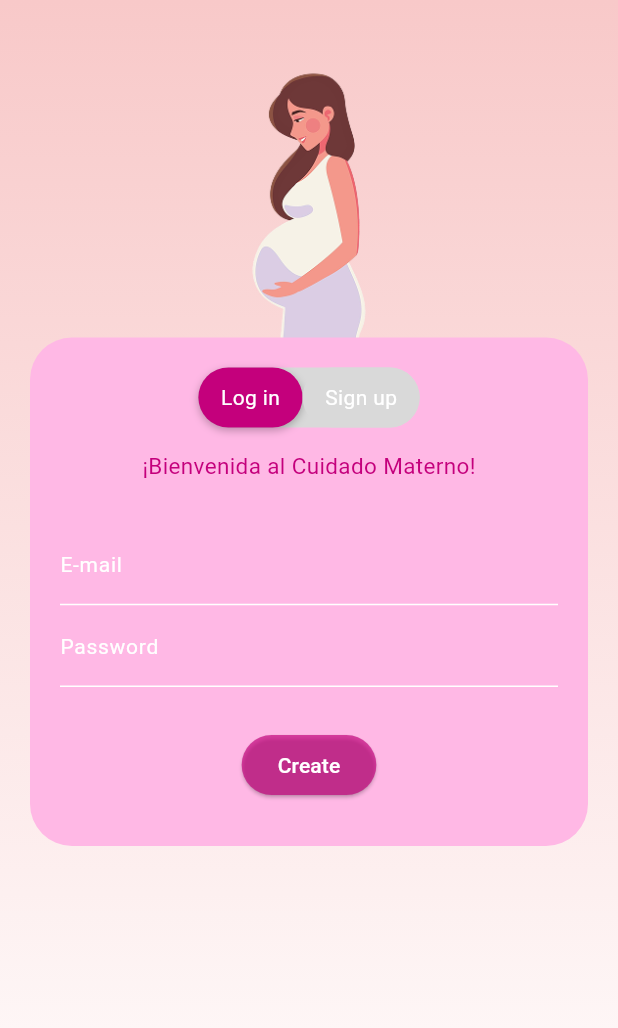
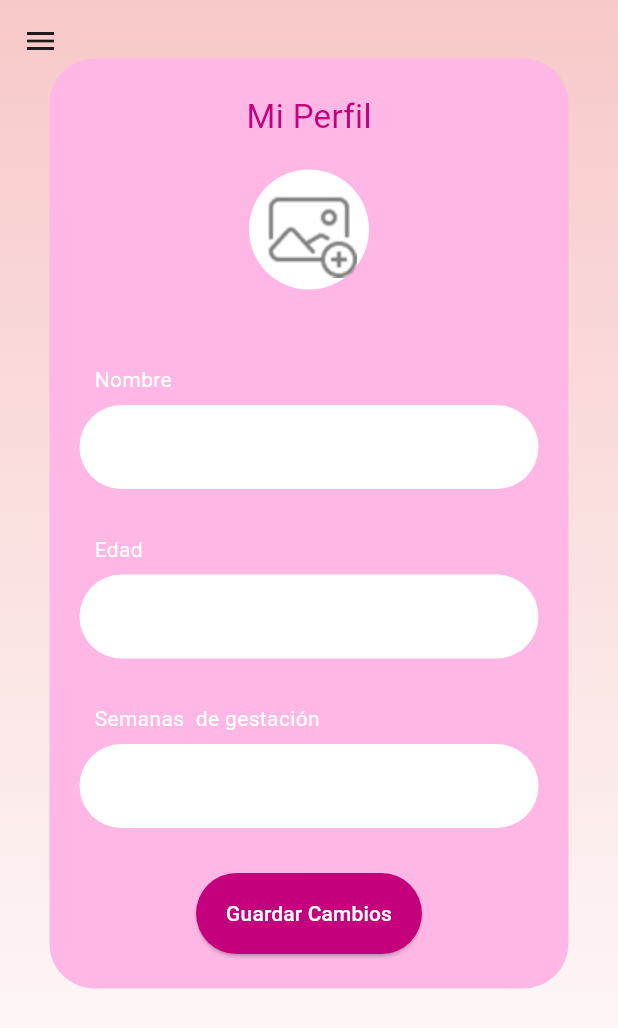
Before and after one commit to ilson28/maternal_care, a Flutter app: the screen it shows after launch, on a phone screen of 412 x 824 dp. Shown: the top 1028 px of the screen. Run offline on Flutter 3.47's test engine with Material 3 defaults, Android fonts, the phone set to English and light mode, and no system bars; our stand-ins replace google_fonts; Roboto replaces fonts that are missing (Inclusive Sans, Inder).

Commit message:
feat(profile): add screen profile.

```diff
--- a/lib/myApp.dart
+++ b/lib/myApp.dart
@@ -1,4 +1,5 @@
 import 'package:flutter/material.dart';
+import 'package:maternalcare/screens/profile.dart';
 
 import 'package:maternalcare/screens/welcome.dart';
 import 'package:maternalcare/widgets/login_signup.dart';
@@ -18,11 +19,7 @@ class MyApp extends StatelessWidget {
         primarySwatch: Colors.blue,
       ),
       // A widget which will be started on application startup
-      home: Scaffold(
-        body: LoginSignup(
-          type: "create",
-        ),
-      ),
+      home: Scaffold(body: Profile()),
     );
   }
 }
--- /dev/null
+++ b/lib/screens/profile.dart
@@ -0,0 +1,135 @@
+import 'package:flutter/material.dart';
+import 'package:google_fonts/google_fonts.dart';
+import 'package:maternalcare/utils/appColors.dart';
+
+class Profile extends StatefulWidget {
+  const Profile({super.key});
+  _ProfileState createState() => _ProfileState();
+}
+
+class _ProfileState extends State<Profile> {
+  @override
+  Widget build(BuildContext context) {
+    return Container(
+      padding: const EdgeInsets.all(15),
+      width: double.infinity,
+      decoration: AppColors.backgroundApp,
+      child: Column(children: [
+        Row(
+          children: [
+            Icon(Icons.menu),
+          ],
+        ),
+        Padding(
+          padding: const EdgeInsets.symmetric(horizontal: 18),
+          child: Container(
+            width: double.infinity,
+            padding: EdgeInsets.symmetric(vertical: 23, horizontal: 20),
+            decoration: BoxDecoration(
+                borderRadius: BorderRadius.circular(30),
+                color: AppColors.secondary),
+            child: Column(
+              children: [
+                Text(
+                  "Mi Perfil",
+                  style: GoogleFonts.inder(
+                    color: AppColors.primary,
+                    fontSize: 22,
+                  ),
+                ),
+                SizedBox(height: 20),
+                Container(
+                  height: 80,
+                  width: 80,
+                  decoration: BoxDecoration(
+                    color: Colors.white,
+                    shape: BoxShape.circle,
+                  ),
+                  child: Image.asset("assets/icons/add_img.png"),
+                ),
+                Padding(
+                  padding: const EdgeInsets.only(left: 10, top: 50, bottom: 7),
+                  child: Row(
+                    children: [
+                      Text(
+                        "Nombre",
+                        style: GoogleFonts.inder(
+                          color: Colors.white,
+                          fontSize: 14,
+                        ),
+                      ),
+                    ],
+                  ),
+                ),
+                TextField(
+                  decoration: InputDecoration(
+                      filled: true,
+                      fillColor: Colors.white,
+                      border: OutlineInputBorder(
+                          borderSide: BorderSide.none,
+                          borderRadius: BorderRadius.circular(30))),
+                ),
+                Padding(
+                  padding: const EdgeInsets.only(left: 10, top: 30, bottom: 7),
+                  child: Row(
+                    children: [
+                      Text(
+                        "Edad",
+                        style: GoogleFonts.inder(
+                          color: Colors.white,
+                          fontSize: 14,
+                        ),
+                      ),
+                    ],
+                  ),
+                ),
+                TextField(
+                  decoration: InputDecoration(
+                      filled: true,
+                      fillColor: Colors.white,
+                      border: OutlineInputBorder(
+                          borderSide: BorderSide.none,
+                          borderRadius: BorderRadius.circular(30))),
+                ),
+                Padding(
+                  padding: const EdgeInsets.only(left: 10, top: 30, bottom: 7),
+                  child: Row(
+                    children: [
+                      Text(
+                        "Semanas  de gestación",
+                        style: GoogleFonts.inder(
+                          color: Colors.white,
+                          fontSize: 14,
+                        ),
+                      ),
+                    ],
+                  ),
+                ),
+                TextField(
+                  decoration: InputDecoration(
+                      filled: true,
+                      fillColor: Colors.white,
+                      border: OutlineInputBorder(
+                          borderSide: BorderSide.none,
+                          borderRadius: BorderRadius.circular(30))),
+                ),
+                SizedBox(height: 30),
+                ElevatedButton(
+                    onPressed: () {},
+                    style: ButtonStyle(
+                        padding: WidgetStatePropertyAll(
+                            EdgeInsets.symmetric(vertical: 17, horizontal: 20)),
+                        backgroundColor:
+                            WidgetStatePropertyAll(AppColors.primary)),
+                    child: Text(
+                      "Guardar Cambios",
+                      style: TextStyle(color: Colors.white),
+                    )),
+              ],
+            ),
+          ),
+        ),
+      ]),
+    );
+  }
+}
--- a/lib/widgets/login_signup.dart
+++ b/lib/widgets/login_signup.dart
@@ -43,7 +43,6 @@ class _LoginState extends State<LoginSignup> {
                           isActive: selectedIndex == 0,
                           onTap: () => setState(() => selectedIndex = 0),
                         ),
-                        SizedBox(width: 0),
                         AuthButton(
                           text: "Sign up",
                           isActive: selectedIndex == 1,
@@ -105,7 +104,7 @@ class _LoginState extends State<LoginSignup> {
                         style: TextStyle(color: Colors.white),
                       )),
                   SizedBox(
-                    height: 10,
+                    height: 15,
                   ),
                   if (widget.type == "login".toLowerCase())
                     Text(
--- a/pubspec.yaml
+++ b/pubspec.yaml
@@ -10,6 +10,7 @@ environment:
 dependencies:
   flutter:
     sdk: flutter
+  google_fonts: ^6.3.0
 
 dev_dependencies:
   flutter_test:
@@ -20,6 +21,7 @@ flutter:
   uses-material-design: true
   assets:
    - assets/images/
+   - assets/icons/
   #  - images/a_dot_ham.jpeg
   # fonts:
   #   - family: Schyler
```
Also changed, not shown: assets/icons/add_img.png (added).
